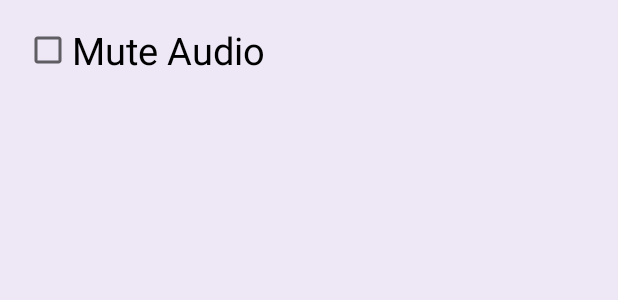
After one commit to ogba101/ColourMaster, an Android app: the layout settings_layout.xml on its own in the app's theme, with its tools: preview values and no code run, on a phone screen of 412 x 824 dp. The commit adds this screen. Shown: the top 300 px of the screen. Run offline under Robolectric (Android 15) with nearby library versions, the phone set to English and light mode, and no system bars.

Commit message:
Merge branch 'master' of https://github.com/tobisitu/ColourMaster
# Conflicts:
#	app/src/main/AndroidManifest.xml
#	app/src/main/res/values/strings.xml

```diff
--- a/app/src/main/AndroidManifest.xml
+++ b/app/src/main/AndroidManifest.xml
@@ -24,7 +24,8 @@
         <activity android:name=".game_session_orange" />
         <activity android:name=".game_session_yellow" />
         <activity android:name=".game_session_green" />
-        <activity android:name=".game_session_blue"></activity>
+        <activity android:name=".game_session_blue" />
+        <activity android:name=".Settings_Activity"></activity>
     </application>
 
 </manifest>
--- a/app/src/main/java/project/colormaster/progress_report_activity.java
+++ b/app/src/main/java/project/colormaster/progress_report_activity.java
@@ -2,6 +2,7 @@ package project.colormaster;
 
 import android.support.v7.app.AppCompatActivity;
 import android.os.Bundle;
+import android.view.MenuItem;
 
 public class progress_report_activity extends AppCompatActivity {
 
@@ -10,4 +11,8 @@ public class progress_report_activity extends AppCompatActivity {
         super.onCreate(savedInstanceState);
         setContentView(R.layout.activity_progress_report_activity);
     }
+    @Override
+    public boolean onOptionsItemSelected(MenuItem item) {
+        return super.onOptionsItemSelected(item);
+    }
 }
--- a/app/src/main/res/layout/activity_user_profile_activity.xml
+++ b/app/src/main/res/layout/activity_user_profile_activity.xml
@@ -21,8 +21,8 @@
             <Button
                 android:layout_width="250dp"
                 android:layout_height="60dp"
+                android:id="@+id/btn_ready"
                 android:text="@string/ready"
-                android:id="@+id/btn_ready"
                 android:layout_centerHorizontal="true"
                 android:layout_below="@id/current_profile"
                 android:layout_marginTop="40dp"
--- /dev/null
+++ b/app/src/main/res/layout/settings_layout.xml
@@ -0,0 +1,21 @@
+<?xml version="1.0" encoding="utf-8"?>
+<RelativeLayout xmlns:android="http://schemas.android.com/apk/res/android"
+    xmlns:tools="http://schemas.android.com/tools"
+    android:layout_width="match_parent"
+    android:layout_height="match_parent"
+    android:paddingBottom="@dimen/activity_vertical_margin"
+    android:paddingLeft="@dimen/activity_horizontal_margin"
+    android:paddingRight="@dimen/activity_horizontal_margin"
+    android:background="@color/background"
+    android:paddingTop="@dimen/activity_vertical_margin"
+    tools:context="project.colormaster.Settings_Activity">
+
+    <CheckBox
+        android:layout_width="wrap_content"
+        android:layout_height="wrap_content"
+        android:text="@string/audioSelect"
+        android:textSize="25dp"
+        android:id="@+id/checkBox"
+        android:layout_alignParentTop="true"
+        android:layout_alignParentStart="true" />
+</RelativeLayout>
--- a/app/src/main/res/values/strings.xml
+++ b/app/src/main/res/values/strings.xml
@@ -12,7 +12,6 @@
     <string name="profile_9">profile_9</string>
     <string name="profile_name">profile_name</string>
     <string name="click_colour">Click a colour to get started!!</string>
-    <string name="ready">Let's play! </string>
     <string name="progress">View progress </string>
     <string name="edit_profile">Edit profile </string>
     <string name="delete">Delete profile </string>
@@ -39,4 +38,7 @@
     <string name="gametext_violet"> The colour I am thinking of is Violet </string>
     <string name="gametext_white"> The colour I am thinking of is White </string>
     <string name="gametext_black"> The colour I am thinking of is Black </string>
+    <string name="audioSelect">Mute Audio</string>
+    <string name="ready">play</string>
+
 </resources>
```
Also changed, not shown: app/src/main/java/project/colormaster/Lesson_Menu_Activity.java (+21 -0 lines), app/src/main/java/project/colormaster/Settings_Activity.java (added, +14 -0 lines), app/src/main/res/menu/menu_main.xml (added, +9 -0 lines).
